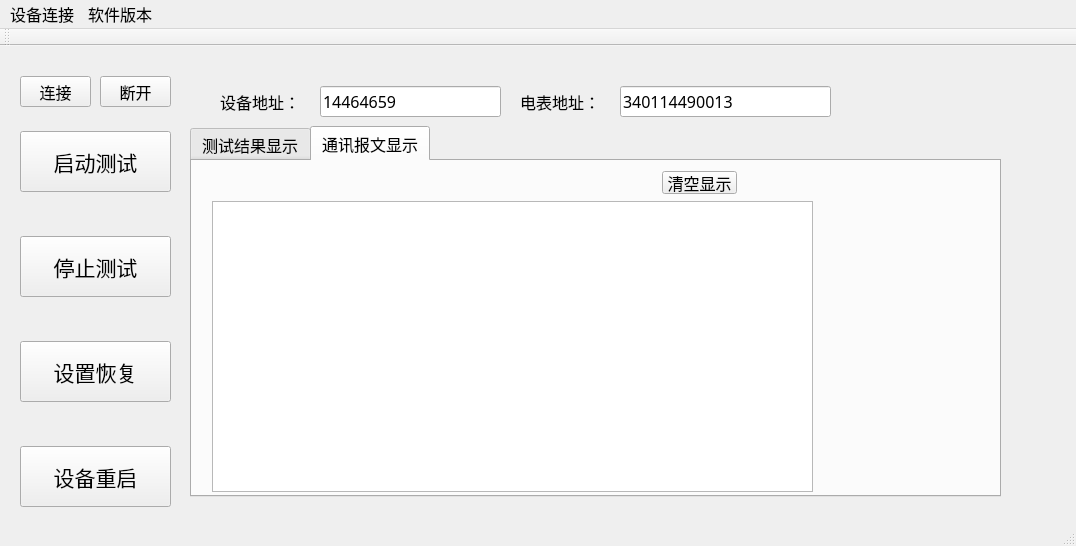
Old version of the form mainwindow.ui in the repository CLP0037/UtilizationDevTesting.
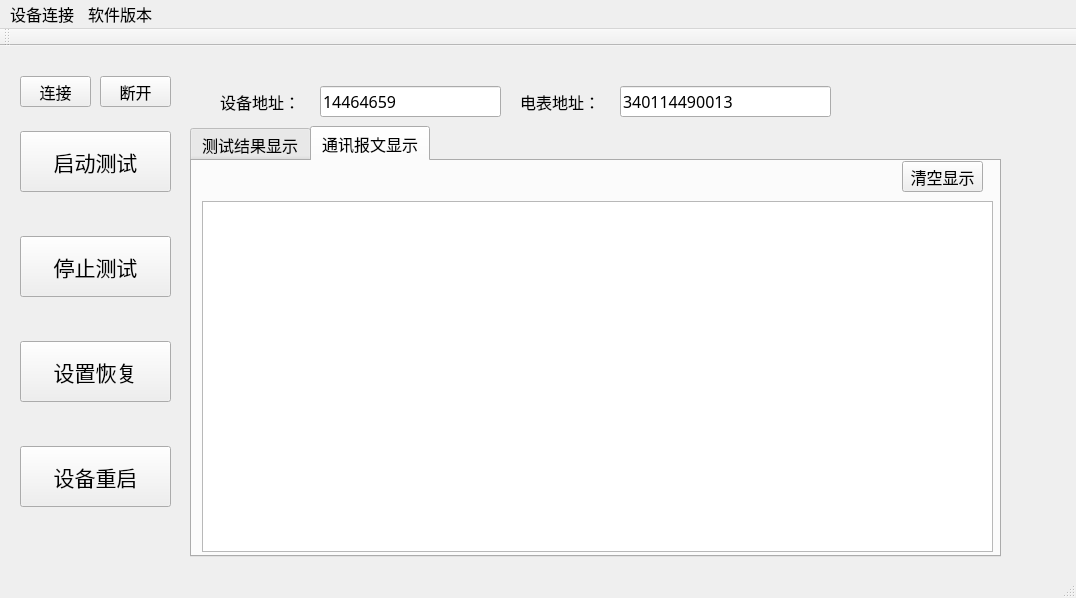
New version of the form. The open tabs and pages were chosen to show the change. Icons and pictures are not drawn.

```diff
--- a/mainwindow.ui
+++ b/mainwindow.ui
@@ -7,7 +7,7 @@
     <x>0</x>
     <y>0</y>
     <width>1076</width>
-    <height>546</height>
+    <height>598</height>
    </rect>
   </property>
   <property name="font">
@@ -168,7 +168,7 @@
       <x>190</x>
       <y>80</y>
       <width>811</width>
-      <height>371</height>
+      <height>431</height>
      </rect>
     </property>
     <property name="currentIndex">
@@ -233,20 +233,20 @@
      <widget class="QTextEdit" name="textEdit_msg">
       <property name="geometry">
        <rect>
-        <x>20</x>
+        <x>10</x>
         <y>40</y>
-        <width>601</width>
-        <height>291</height>
+        <width>791</width>
+        <height>351</height>
        </rect>
       </property>
      </widget>
      <widget class="QPushButton" name="pushButton_clear">
       <property name="geometry">
        <rect>
-        <x>470</x>
-        <y>10</y>
-        <width>75</width>
-        <height>23</height>
+        <x>710</x>
+        <y>0</y>
+        <width>81</width>
+        <height>31</height>
        </rect>
       </property>
       <property name="text">
```
Left out of the diff: 7 changed lines with no effect on the pictures.
